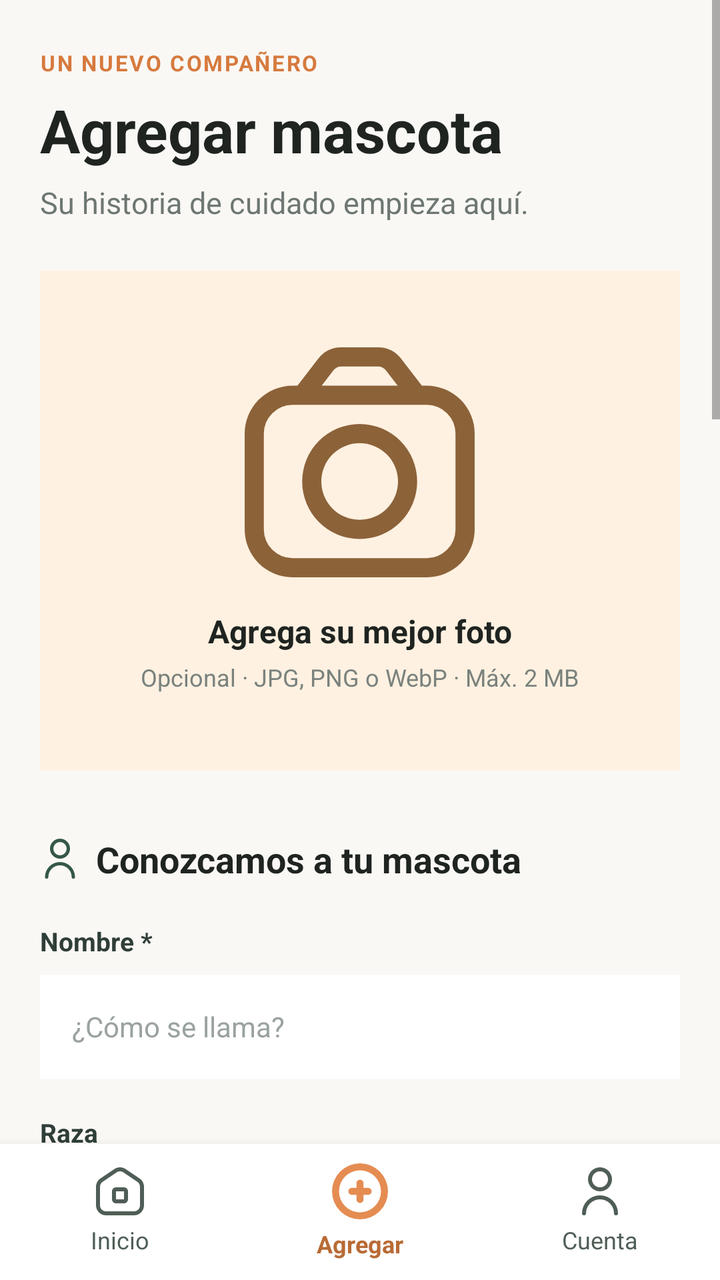
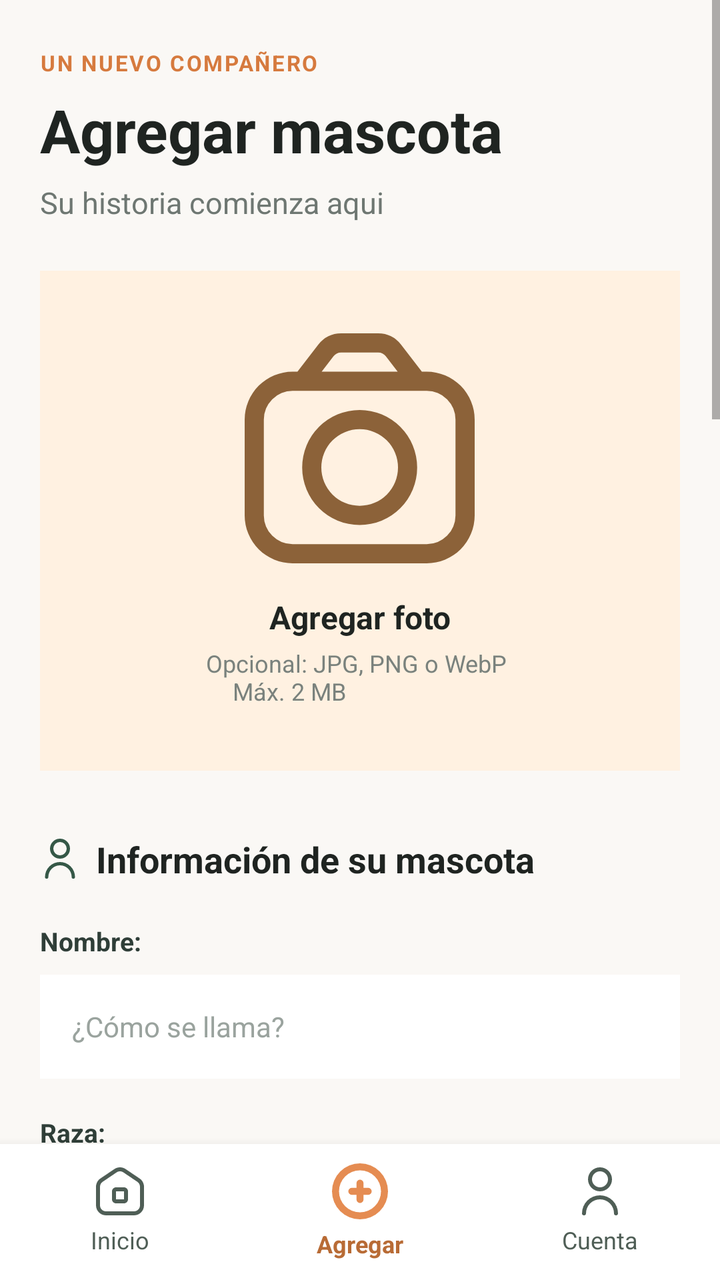

Before-and-after screenshots of an Android layout around one commit, followed by the original layout XML and the change that was made.
<!-- AndroidManifest.xml: application theme Theme.Proyecto -->
<!-- res/layout/agregar_mascotas.xml -->
<?xml version="1.0" encoding="utf-8"?>
<androidx.constraintlayout.widget.ConstraintLayout xmlns:android="http://schemas.android.com/apk/res/android"
    xmlns:app="http://schemas.android.com/apk/res-auto"
    xmlns:tools="http://schemas.android.com/tools"
    android:id="@+id/mainAgregar"
    android:layout_width="match_parent"
    android:layout_height="match_parent"
    android:background="#FAF8F5"
    tools:context=".AgregarMascota">

    <ScrollView
        android:id="@+id/scrollAgregar"
        android:layout_width="0dp"
        android:layout_height="0dp"
        android:clipToPadding="false"
        android:fillViewport="true"
        android:paddingBottom="48dp"
        app:layout_constraintBottom_toTopOf="@id/bottomNavAgregar"
        app:layout_constraintEnd_toEndOf="parent"
        app:layout_constraintStart_toStartOf="parent"
        app:layout_constraintTop_toTopOf="parent">

        <LinearLayout
            android:layout_width="match_parent"
            android:layout_height="wrap_content"
            android:orientation="vertical"
            android:paddingHorizontal="20dp"
            android:paddingTop="24dp">

            <TextView
                android:layout_width="wrap_content"
                android:layout_height="wrap_content"
                android:letterSpacing="0.08"
                android:text="UN NUEVO COMPAÑERO"
                android:textColor="#D67A3E"
                android:textSize="11sp"
                android:textStyle="bold" />

            <TextView
                android:layout_width="wrap_content"
                android:layout_height="wrap_content"
                android:layout_marginTop="6dp"
                android:text="Agregar mascota"
                android:textColor="#1F2421"
                android:textSize="30sp"
                android:textStyle="bold" />

            <TextView
                android:layout_width="wrap_content"
                android:layout_height="wrap_content"
                android:layout_marginTop="6dp"
                android:text="Su historia de cuidado empieza aquí."
                android:textColor="#6E7772"
                android:textSize="15sp" />

            
            <LinearLayout
                android:id="@+id/contenedorFoto"
                android:layout_width="match_parent"
                android:layout_height="250dp"
                android:layout_marginTop="24dp"
                android:background="#FFF1E1"
                android:clickable="true"
                android:focusable="true"
                android:gravity="center"
                android:orientation="vertical"
                android:padding="20dp">

                <ImageView
                    android:id="@+id/ivPreviewFoto"
                    android:layout_width="115dp"
                    android:layout_height="115dp"
                    android:contentDescription="Foto de la mascota"
                    android:scaleType="centerCrop"
                    android:src="@drawable/icon_camara"
                    app:tint="#8C6239" />

                <TextView
                    android:layout_width="wrap_content"
                    android:layout_height="wrap_content"
                    android:layout_marginTop="16dp"
                    android:text="Agrega su mejor foto"
                    android:textColor="#1F2421"
                    android:textSize="16sp"
                    android:textStyle="bold" />

                <TextView
                    android:layout_width="wrap_content"
                    android:layout_height="wrap_content"
                    android:layout_marginTop="4dp"
                    android:text="Opcional · JPG, PNG o WebP · Máx. 2 MB"
                    android:textColor="#7A827D"
                    android:textSize="12sp" />
            </LinearLayout>

            
            <LinearLayout
                android:layout_width="match_parent"
                android:layout_height="wrap_content"
                android:layout_marginTop="32dp"
                android:gravity="center_vertical"
                android:orientation="horizontal">

                <ImageView
                    android:layout_width="20dp"
                    android:layout_height="20dp"
                    android:contentDescription="Mascota"
                    android:src="@drawable/icon_usuario"
                    app:tint="#355847" />

                <TextView
                    android:layout_width="wrap_content"
                    android:layout_height="wrap_content"
                    android:layout_marginStart="8dp"
                    android:text="Conozcamos a tu mascota"
                    android:textColor="#1F2421"
                    android:textSize="18sp"
                    android:textStyle="bold" />
            </LinearLayout>

            
            <TextView
                android:layout_width="wrap_content"
                android:layout_height="wrap_content"
                android:layout_marginTop="20dp"
                android:text="Nombre *"
                android:textColor="#2F3E38"
                android:textSize="13sp"
                android:textStyle="bold" />

            <EditText
                android:id="@+id/etNombreMascota"
                android:layout_width="match_parent"
                android:layout_height="52dp"
                android:layout_marginTop="8dp"
                android:background="#FFFFFF"
                android:hint="¿Cómo se llama?"
                android:inputType="textCapWords"
                android:paddingHorizontal="16dp"
                android:textColor="#1F2421"
                android:textColorHint="#9AA39E"
                android:textSize="14sp" />

            
            <TextView
                android:layout_width="wrap_content"
                android:layout_height="wrap_content"
                android:layout_marginTop="18dp"
                android:text="Raza"
                android:textColor="#2F3E38"
                android:textSize="13sp"
                android:textStyle="bold" />

            <EditText
                android:id="@+id/etRazaMascota"
                android:layout_width="match_parent"
                android:layout_height="52dp"
                android:layout_marginTop="8dp"
                android:background="#FFFFFF"
                android:hint="Ej. Golden Retriever o mestizo"
                android:inputType="textCapSentences"
                android:paddingHorizontal="16dp"
                android:textColor="#1F2421"
                android:textColorHint="#9AA39E"
                android:textSize="14sp" />

            
            <LinearLayout
                android:layout_width="match_parent"
                android:layout_height="wrap_content"
                android:layout_marginTop="18dp"
                android:baselineAligned="false"
                android:orientation="horizontal">

                <LinearLayout
                    android:layout_width="0dp"
                    android:layout_height="wrap_content"
                    android:layout_marginEnd="10dp"
                    android:layout_weight="1"
                    android:orientation="vertical">

                    <TextView
                        android:layout_width="wrap_content"
                        android:layout_height="wrap_content"
                        android:text="Año de nacimiento"
                        android:textColor="#2F3E38"
                        android:textSize="13sp"
                        android:textStyle="bold" />

                    <EditText
                        android:id="@+id/etAnioNacimiento"
                        android:layout_width="match_parent"
                        android:layout_height="52dp"
                        android:layout_marginTop="8dp"
                        android:background="#FFFFFF"
                        android:hint="Ej. 2023"
                        android:inputType="number"
                        android:maxLength="4"
                        android:paddingHorizontal="16dp"
                        android:textColor="#1F2421"
                        android:textColorHint="#9AA39E"
                        android:textSize="14sp" />
                </LinearLayout>

                <LinearLayout
                    android:layout_width="0dp"
                    android:layout_height="wrap_content"
                    android:layout_marginStart="10dp"
                    android:layout_weight="1"
                    android:orientation="vertical">

                    <TextView
                        android:layout_width="wrap_content"
                        android:layout_height="wrap_content"
                        android:text="Peso (kg)"
                        android:textColor="#2F3E38"
                        android:textSize="13sp"
                        android:textStyle="bold" />

                    <EditText
                        android:id="@+id/etPesoKg"
                        android:layout_width="match_parent"
                        android:layout_height="52dp"
                        android:layout_marginTop="8dp"
                        android:background="#FFFFFF"
                        android:hint="Ej. 8.5"
                        android:inputType="numberDecimal"
                        android:paddingHorizontal="16dp"
                        android:textColor="#1F2421"
                        android:textColorHint="#9AA39E"
                        android:textSize="14sp" />
                </LinearLayout>
            </LinearLayout>

            
            <LinearLayout
                android:layout_width="match_parent"
                android:layout_height="wrap_content"
                android:layout_marginTop="24dp"
                android:background="#EFF4EE"
                android:gravity="center_vertical"
                android:orientation="horizontal"
                android:paddingHorizontal="18dp"
                android:paddingVertical="18dp">

                <LinearLayout
                    android:layout_width="0dp"
                    android:layout_height="wrap_content"
                    android:layout_weight="1"
                    android:orientation="vertical">

                    <TextView
                        android:layout_width="wrap_content"
                        android:layout_height="wrap_content"
                        android:text="¿Está esterilizado/a?"
                        android:textColor="#1F2421"
                        android:textSize="15sp"
                        android:textStyle="bold" />

                    <TextView
                        android:layout_width="wrap_content"
                        android:layout_height="wrap_content"
                        android:layout_marginTop="4dp"
                        android:text="Un dato importante para su cuidado"
                        android:textColor="#6E7772"
                        android:textSize="12sp" />
                </LinearLayout>

                <CheckBox
                    android:id="@+id/cbEsterilizado"
                    android:layout_width="wrap_content"
                    android:layout_height="wrap_content"
                    android:buttonTint="#355847" />
            </LinearLayout>

            
            <View
                android:layout_width="match_parent"
                android:layout_height="1dp"
                android:layout_marginTop="28dp"
                android:background="#E8ECE9" />

            
            <LinearLayout
                android:layout_width="match_parent"
                android:layout_height="wrap_content"
                android:layout_marginTop="24dp"
                android:gravity="center_vertical"
                android:orientation="horizontal">

                <TextView
                    android:layout_width="0dp"
                    android:layout_height="wrap_content"
                    android:layout_weight="1"
                    android:text="Sus vacunas"
                    android:textColor="#1F2421"
                    android:textSize="19sp"
                    android:textStyle="bold" />

                <TextView
                    android:layout_width="wrap_content"
                    android:layout_height="wrap_content"
                    android:background="#ECE8FA"
                    android:paddingHorizontal="12dp"
                    android:paddingVertical="5dp"
                    android:text="Opcional"
                    android:textColor="#5B4B9E"
                    android:textSize="12sp"
                    android:textStyle="bold" />
            </LinearLayout>

            <TextView
                android:layout_width="match_parent"
                android:layout_height="wrap_content"
                android:layout_marginTop="8dp"
                android:text="Registra las dosis que ya recibió. También puedes hacerlo más adelante."
                android:textColor="#6E7772"
                android:textSize="13sp" />

            
            <LinearLayout
                android:id="@+id/boxEstadoVacunas"
                android:layout_width="match_parent"
                android:layout_height="170dp"
                android:layout_marginTop="18dp"
                android:background="#FFFFFF"
                android:gravity="center"
                android:orientation="vertical"
                android:padding="22dp">

                <ImageView
                    android:layout_width="38dp"
                    android:layout_height="38dp"
                    android:contentDescription="Cartilla"
                    android:src="@drawable/icon_ajustes"
                    app:tint="#355847" />

                <TextView
                    android:layout_width="wrap_content"
                    android:layout_height="wrap_content"
                    android:layout_marginTop="12dp"
                    android:text="Cada dosis cuenta"
                    android:textColor="#1F2421"
                    android:textSize="16sp"
                    android:textStyle="bold" />

                <TextView
                    android:id="@+id/txtContadorVacunasAgregadas"
                    android:layout_width="wrap_content"
                    android:layout_height="wrap_content"
                    android:layout_marginTop="4dp"
                    android:text="Empieza a construir su cartilla digital."
                    android:textColor="#7A827D"
                    android:textSize="12sp" />
            </LinearLayout>

            
            <LinearLayout
                android:id="@+id/btnAgregarVacuna"
                android:layout_width="match_parent"
                android:layout_height="52dp"
                android:layout_marginTop="16dp"
                android:background="#FFFFFF"
                android:clickable="true"
                android:focusable="true"
                android:gravity="center"
                android:orientation="horizontal">

                <ImageView
                    android:layout_width="20dp"
                    android:layout_height="20dp"
                    android:contentDescription="Agregar vacuna"
                    android:src="@drawable/icon_buscar"
                    app:tint="#1F2421" />

                <TextView
                    android:layout_width="wrap_content"
                    android:layout_height="wrap_content"
                    android:layout_marginStart="8dp"
                    android:text="Agregar vacuna"
                    android:textColor="#1F2421"
                    android:textSize="14sp"
                    android:textStyle="bold" />
            </LinearLayout>

            
            <LinearLayout
                android:layout_width="match_parent"
                android:layout_height="wrap_content"
                android:layout_marginTop="20dp"
                android:background="#EFF4EE"
                android:gravity="top"
                android:orientation="horizontal"
                android:padding="18dp">

                <ImageView
                    android:layout_width="20dp"
                    android:layout_height="20dp"
                    android:layout_marginTop="2dp"
                    android:contentDescription="Perfil"
                    android:src="@drawable/icon_usuario"
                    app:tint="#355847" />

                <TextView
                    android:id="@+id/txtInfoPerfil"
                    android:layout_width="0dp"
                    android:layout_height="wrap_content"
                    android:layout_marginStart="12dp"
                    android:layout_weight="1"
                    android:lineSpacingExtra="3dp"
                    android:text="Perfil local de demostración · Usuario 1. Los identificadores y vínculos se generan al guardar. Sexo: 0 = macho, 1 = hembra."
                    android:textColor="#55615A"
                    android:textSize="12sp" />
            </LinearLayout>

            
            <Button
                android:id="@+id/btnGuardarMascota"
                android:layout_width="match_parent"
                android:layout_height="56dp"
                android:layout_marginTop="24dp"
                android:backgroundTint="#355847"
                android:text="Guardar mascota"
                android:textAllCaps="false"
                android:textColor="#FFFFFF"
                android:textSize="16sp"
                android:textStyle="bold" />

            <TextView
                android:layout_width="match_parent"
                android:layout_height="wrap_content"
                android:layout_marginTop="14dp"
                android:gravity="center"
                android:text="* Campos obligatorios · Guardado local en SQLite."
                android:textColor="#8A928D"
                android:textSize="11sp" />

        </LinearLayout>
    </ScrollView>

    
    <LinearLayout
        android:id="@+id/bottomNavAgregar"
        android:layout_width="0dp"
        android:layout_height="68dp"
        android:background="#FFFFFF"
        android:elevation="8dp"
        android:gravity="center_vertical"
        android:orientation="horizontal"
        android:weightSum="3"
        app:layout_constraintBottom_toBottomOf="parent"
        app:layout_constraintEnd_toEndOf="parent"
        app:layout_constraintStart_toStartOf="parent">

        <LinearLayout
            android:id="@+id/btnNavInicio"
            android:layout_width="0dp"
            android:layout_height="match_parent"
            android:layout_weight="1"
            android:clickable="true"
            android:focusable="true"
            android:gravity="center"
            android:orientation="vertical">

            <ImageView
                android:layout_width="24dp"
                android:layout_height="24dp"
                android:contentDescription="Inicio"
                android:src="@drawable/icon_home"
                app:tint="#4F5E56" />

            <TextView
                android:layout_width="wrap_content"
                android:layout_height="wrap_content"
                android:layout_marginTop="4dp"
                android:text="Inicio"
                android:textColor="#4F5E56"
                android:textSize="12sp" />
        </LinearLayout>

        <LinearLayout
            android:id="@+id/btnNavAgregarActual"
            android:layout_width="0dp"
            android:layout_height="match_parent"
            android:layout_weight="1"
            android:gravity="center"
            android:orientation="vertical">

            <ImageView
                android:layout_width="28dp"
                android:layout_height="28dp"
                android:contentDescription="Agregar"
                android:src="@drawable/icon_buscar"
                app:tint="#E58C52" />

            <TextView
                android:layout_width="wrap_content"
                android:layout_height="wrap_content"
                android:layout_marginTop="4dp"
                android:text="Agregar"
                android:textColor="#B86B35"
                android:textSize="12sp"
                android:textStyle="bold" />
        </LinearLayout>

        <LinearLayout
            android:id="@+id/btnNavCuenta"
            android:layout_width="0dp"
            android:layout_height="match_parent"
            android:layout_weight="1"
            android:clickable="true"
            android:focusable="true"
            android:gravity="center"
            android:orientation="vertical">

            <ImageView
                android:layout_width="24dp"
                android:layout_height="24dp"
                android:contentDescription="Cuenta"
                android:src="@drawable/icon_usuario"
                app:tint="#4F5E56" />

            <TextView
                android:layout_width="wrap_content"
                android:layout_height="wrap_content"
                android:layout_marginTop="4dp"
                android:text="Cuenta"
                android:textColor="#4F5E56"
                android:textSize="12sp" />
        </LinearLayout>
    </LinearLayout>

</androidx.constraintlayout.widget.ConstraintLayout>
<!-- resources referenced by this layout -->
<resources>
  <!-- drawable icon_ajustes (drawable) -->
  <vector xmlns:android="http://schemas.android.com/apk/res/android"
      android:width="512dp"
      android:height="512dp"
      android:viewportWidth="24"
      android:viewportHeight="24">
    <path
        android:fillColor="#FF000000"
        android:pathData="M21,12a9.143,9.143 0,0 0,-0.15 -1.645L23.893,8.6l-3,-5.2L17.849,5.159A9,9 0,0 0,15 3.513L15,0L9,0L9,3.513A9,9 0,0 0,6.151 5.159L3.107,3.4l-3,5.2L3.15,10.355a9.1,9.1 0,0 0,0 3.29L0.107,15.4l3,5.2 3.044,-1.758A9,9 0,0 0,9 20.487L9,24h6L15,20.487a9,9 0,0 0,2.849 -1.646L20.893,20.6l3,-5.2L20.85,13.645A9.143,9.143 0,0 0,21 12ZM15,12a3,3 0,1 1,-3 -3A3,3 0,0 1,15 12Z"/>
  </vector>
  <!-- drawable icon_buscar (drawable) -->
  <vector xmlns:android="http://schemas.android.com/apk/res/android"
      android:width="512dp"
      android:height="512dp"
      android:viewportWidth="24"
      android:viewportHeight="24">
    <path
        android:fillColor="#FF000000"
        android:pathData="m12,0a12,12 0,1 0,12 12,12.013 12.013,0 0,0 -12,-12zM12,21a9,9 0,1 1,9 -9,9.01 9.01,0 0,1 -9,9zM17,12a1.5,1.5 0,0 1,-1.5 1.5h-2v2a1.5,1.5 0,0 1,-3 0v-2h-2a1.5,1.5 0,0 1,0 -3h2v-2a1.5,1.5 0,0 1,3 0v2h2a1.5,1.5 0,0 1,1.5 1.5z"/>
  </vector>
  <!-- drawable icon_usuario (drawable) -->
  <vector xmlns:android="http://schemas.android.com/apk/res/android"
      android:width="512dp"
      android:height="512dp"
      android:viewportWidth="24"
      android:viewportHeight="24">
    <path
        android:fillColor="#FF000000"
        android:pathData="M12,12A6,6 0,1 0,6 6,6.006 6.006,0 0,0 12,12ZM12,2A4,4 0,1 1,8 6,4 4,0 0,1 12,2Z"/>
    <path
        android:fillColor="#FF000000"
        android:pathData="M12,14a9.01,9.01 0,0 0,-9 9,1 1,0 0,0 2,0 7,7 0,0 1,14 0,1 1,0 0,0 2,0A9.01,9.01 0,0 0,12 14Z"/>
  </vector>
  <style name="Theme.Proyecto" parent="Theme.MaterialComponents.DayNight.NoActionBar">
          
          <item name="colorPrimary">@color/purple_500</item>
          <item name="colorPrimaryVariant">@color/purple_700</item>
          <item name="colorOnPrimary">@color/white</item>
          
          <item name="colorSecondary">@color/teal_200</item>
          <item name="colorSecondaryVariant">@color/teal_700</item>
          <item name="colorOnSecondary">@color/black</item>
          
          <item name="android:statusBarColor">?attr/colorPrimaryVariant</item>
          
      </style>
  <color name="purple_500">#FF6200EE</color>
  <color name="purple_700">#FF3700B3</color>
  <color name="white">#FFFFFFFF</color>
  <color name="teal_200">#FF03DAC5</color>
  <color name="teal_700">#FF018786</color>
  <color name="black">#FF000000</color>
  <!-- unchanged entries left out for length: 2 -->
</resources>

<!-- the commit's change to res/layout/agregar_mascotas.xml (unified diff, before → after) -->
@@ -40,7 +40,7 @@
                 android:layout_width="wrap_content"
                 android:layout_height="wrap_content"
                 android:layout_marginTop="6dp"
-                android:text="Agregar mascota"
+                android:text="@string/txtTituloAgreMat"
                 android:textColor="#1F2421"
                 android:textSize="30sp"
                 android:textStyle="bold" />
@@ -49,7 +49,7 @@
                 android:layout_width="wrap_content"
                 android:layout_height="wrap_content"
                 android:layout_marginTop="6dp"
-                android:text="Su historia de cuidado empieza aquí."
+                android:text="@string/txtSubTitAgregar"
                 android:textColor="#6E7772"
                 android:textSize="15sp" />
 
@@ -79,7 +79,7 @@
                     android:layout_width="wrap_content"
                     android:layout_height="wrap_content"
                     android:layout_marginTop="16dp"
-                    android:text="Agrega su mejor foto"
+                    android:text="@string/txtAgregarFoto"
                     android:textColor="#1F2421"
                     android:textSize="16sp"
                     android:textStyle="bold" />
@@ -88,7 +88,7 @@
                     android:layout_width="wrap_content"
                     android:layout_height="wrap_content"
                     android:layout_marginTop="4dp"
-                    android:text="Opcional · JPG, PNG o WebP · Máx. 2 MB"
+                    android:text="@string/txtTipoImagen"
                     android:textColor="#7A827D"
                     android:textSize="12sp" />
             </LinearLayout>
@@ -112,7 +112,7 @@
                     android:layout_width="wrap_content"
                     android:layout_height="wrap_content"
                     android:layout_marginStart="8dp"
-                    android:text="Conozcamos a tu mascota"
+                    android:text="@string/txtInfoMas"
                     android:textColor="#1F2421"
                     android:textSize="18sp"
                     android:textStyle="bold" />
@@ -123,7 +123,7 @@
                 android:layout_width="wrap_content"
                 android:layout_height="wrap_content"
                 android:layout_marginTop="20dp"
-                android:text="Nombre *"
+                android:text="@string/txtNombre"
                 android:textColor="#2F3E38"
                 android:textSize="13sp"
                 android:textStyle="bold" />
@@ -134,7 +134,7 @@
                 android:layout_height="52dp"
                 android:layout_marginTop="8dp"
                 android:background="#FFFFFF"
-                android:hint="¿Cómo se llama?"
+                android:hint="@string/txtTransNombre"
                 android:inputType="textCapWords"
                 android:paddingHorizontal="16dp"
                 android:textColor="#1F2421"
@@ -146,7 +146,7 @@
                 android:layout_width="wrap_content"
                 android:layout_height="wrap_content"
                 android:layout_marginTop="18dp"
-                android:text="Raza"
+                android:text="@string/txtRaza"
                 android:textColor="#2F3E38"
                 android:textSize="13sp"
                 android:textStyle="bold" />
@@ -157,7 +157,7 @@
                 android:layout_height="52dp"
                 android:layout_marginTop="8dp"
                 android:background="#FFFFFF"
-                android:hint="Ej. Golden Retriever o mestizo"
+                android:hint="@string/txtTransRaza"
                 android:inputType="textCapSentences"
                 android:paddingHorizontal="16dp"
                 android:textColor="#1F2421"
@@ -182,7 +182,7 @@
                     <TextView
                         android:layout_width="wrap_content"
                         android:layout_height="wrap_content"
-                        android:text="Año de nacimiento"
+                        android:text="@string/txtNacimiento"
                         android:textColor="#2F3E38"
                         android:textSize="13sp"
                         android:textStyle="bold" />
@@ -252,7 +252,7 @@
                     <TextView
                         android:layout_width="wrap_content"
                         android:layout_height="wrap_content"
-                        android:text="¿Está esterilizado/a?"
+                        android:text="@string/txtEstirizado1"
                         android:textColor="#1F2421"
                         android:textSize="15sp"
                         android:textStyle="bold" />
@@ -261,11 +261,13 @@
                         android:layout_width="wrap_content"
                         android:layout_height="wrap_content"
                         android:layout_marginTop="4dp"
-                        android:text="Un dato importante para su cuidado"
+                        android:text="@string/txtEsterilizado2"
                         android:textColor="#6E7772"
                         android:textSize="12sp" />
                 </LinearLayout>
 
+
+
                 <CheckBox
                     android:id="@+id/cbEsterilizado"
                     android:layout_width="wrap_content"
@@ -292,7 +294,7 @@
                     android:layout_width="0dp"
                     android:layout_height="wrap_content"
                     android:layout_weight="1"
-                    android:text="Sus vacunas"
+                    android:text="@string/txtVacunas"
                     android:textColor="#1F2421"
                     android:textSize="19sp"
                     android:textStyle="bold" />
@@ -303,7 +305,7 @@
                     android:background="#ECE8FA"
                     android:paddingHorizontal="12dp"
                     android:paddingVertical="5dp"
-                    android:text="Opcional"
+                    android:text="@string/txtOpcional"
                     android:textColor="#5B4B9E"
                     android:textSize="12sp"
                     android:textStyle="bold" />
@@ -313,7 +315,7 @@
                 android:layout_width="match_parent"
                 android:layout_height="wrap_content"
                 android:layout_marginTop="8dp"
-                android:text="Registra las dosis que ya recibió. También puedes hacerlo más adelante."
+                android:text="@string/txtVacunas2"
                 android:textColor="#6E7772"
                 android:textSize="13sp" />
 
@@ -339,7 +341,7 @@
                     android:layout_width="wrap_content"
                     android:layout_height="wrap_content"
                     android:layout_marginTop="12dp"
-                    android:text="Cada dosis cuenta"
+                    android:text="@string/txtVacunas3"
                     android:textColor="#1F2421"
                     android:textSize="16sp"
                     android:textStyle="bold" />
@@ -349,7 +351,7 @@
                     android:layout_width="wrap_content"
                     android:layout_height="wrap_content"
                     android:layout_marginTop="4dp"
-                    android:text="Empieza a construir su cartilla digital."
+                    android:text="@string/txtVacunas4"
                     android:textColor="#7A827D"
                     android:textSize="12sp" />
             </LinearLayout>
@@ -377,7 +379,7 @@
                     android:layout_width="wrap_content"
                     android:layout_height="wrap_content"
                     android:layout_marginStart="8dp"
-                    android:text="Agregar vacuna"
+                    android:text="@string/btnAgregarVacuna"
                     android:textColor="#1F2421"
                     android:textSize="14sp"
                     android:textStyle="bold" />
@@ -420,7 +422,7 @@
                 android:layout_height="56dp"
                 android:layout_marginTop="24dp"
                 android:backgroundTint="#355847"
-                android:text="Guardar mascota"
+                android:text="@string/btnGuardarMascota"
                 android:textAllCaps="false"
                 android:textColor="#FFFFFF"
                 android:textSize="16sp"
@@ -431,7 +433,7 @@
                 android:layout_height="wrap_content"
                 android:layout_marginTop="14dp"
                 android:gravity="center"
-                android:text="* Campos obligatorios · Guardado local en SQLite."
+                android:text="@string/AlertaGuardado"
                 android:textColor="#8A928D"
                 android:textSize="11sp" />
 
<!-- resource entries referenced after the edit -->
@@ -33,6 +33,26 @@
         android:fillColor="#FF000000"
         android:pathData="M12,14a9.01,9.01 0,0 0,-9 9,1 1,0 0,0 2,0 7,7 0,0 1,14 0,1 1,0 0,0 2,0A9.01,9.01 0,0 0,12 14Z"/>
   </vector>
+  <string name="AlertaGuardado">* Campos obligatorios · Guardado local en SQLite.</string>
+  <string name="btnAgregarVacuna">Agregar vacuna</string>
+  <string name="btnGuardarMascota">Guardar mascota</string>
+  <string name="txtAgregarFoto">Agregar foto</string>
+  <string name="txtEsterilizado2">Un dato importante para su cuidado</string>
+  <string name="txtEstirizado1">¿Está esterilizado/a?</string>
+  <string name="txtInfoMas">Información de su mascota</string>
+  <string name="txtNacimiento">Año de nacimiento</string>
+  <string name="txtNombre">Nombre:</string>
+  <string name="txtOpcional">Opcional</string>
+  <string name="txtRaza">Raza:</string>
+  <string name="txtSubTitAgregar">Su historia comienza aqui</string>
+  <string name="txtTipoImagen">Opcional: JPG, PNG o WebP \n\t\tMáx. 2 MB</string>
+  <string name="txtTituloAgreMat">Agregar mascota</string>
+  <string name="txtTransNombre">¿Cómo se llama?</string>
+  <string name="txtTransRaza">Ej. Golden Retriever o mestizo</string>
+  <string name="txtVacunas">Sus vacunas</string>
+  <string name="txtVacunas2">Registra las dosis que ya recibió. También puedes hacerlo más adelante.</string>
+  <string name="txtVacunas3">Cada dosis cuenta</string>
+  <string name="txtVacunas4">Empieza a construir su cartilla digital</string>
   <style name="Theme.Proyecto" parent="Theme.MaterialComponents.DayNight.NoActionBar">
           
           <item name="colorPrimary">@color/purple_500</item>
